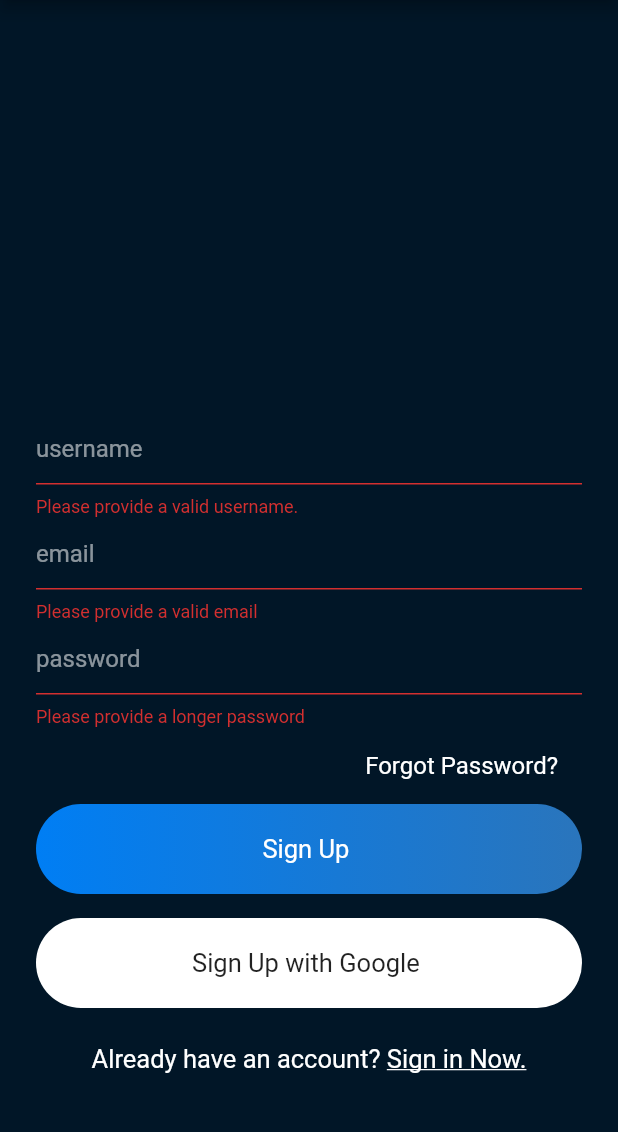
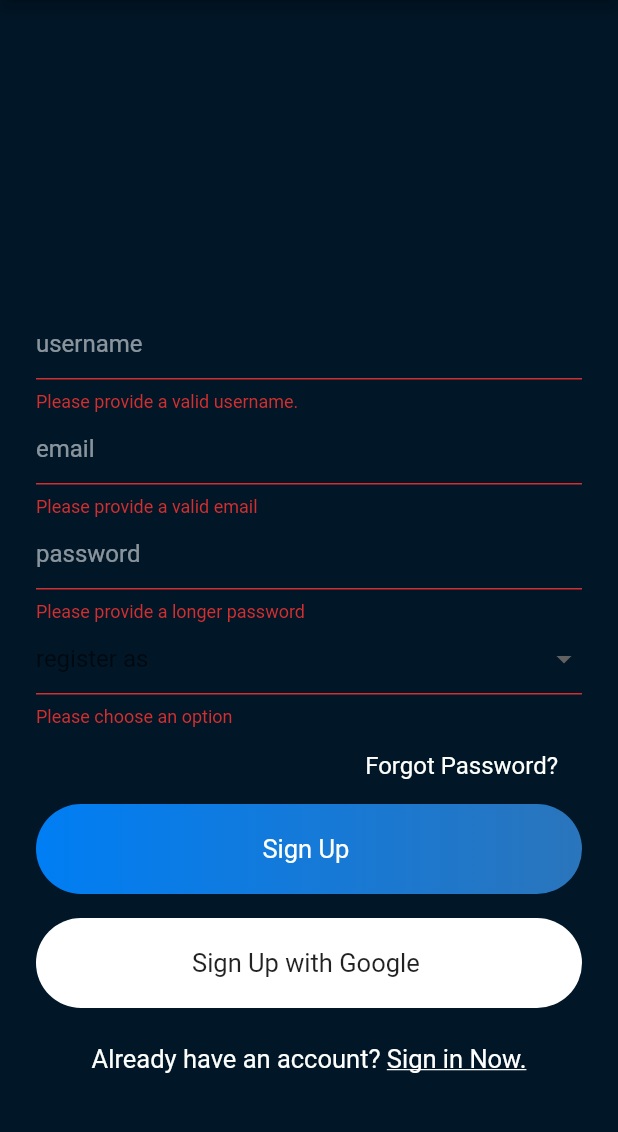
Before and after one commit to TealeM/AccessGranted, a Flutter app: the SignUp screen opened directly with empty values, after a tap on "Sign Up", on a phone screen of 412 x 824 dp, the part 84-1216 px from its top. Run offline on Flutter 3.47's test engine with Material 2 defaults, Android fonts, the phone set to English and light mode, and no system bars; our stand-ins replace cloud_firestore, firebase_auth, firebase_core, shared_preferences; accounts and stored records are empty.

Commit message:
user type discrimination added

```diff
--- a/lib/helper/constants.dart
+++ b/lib/helper/constants.dart
@@ -1,6 +1,9 @@
 class Constants{
 
   static String myName = "";
+
+  static const String NORMAL_USER = "tester";
+  static const String DEV_USER = "developer";
 
   //contains all colors for the app.
   static final Map colors = {
--- a/lib/main.dart
+++ b/lib/main.dart
@@ -48,7 +48,7 @@ class _MyAppState extends State<MyApp> {
         scaffoldBackgroundColor: Color(Constants.colors['black']),
         primarySwatch: Colors.blue,
       ),
-      //home: UserProfile()
+       //home: UserProfile()
       home: Authenticate(),
       //home: userIsLoggedIn ? ChatRoomScreen() : Authenticate(),
 
--- a/lib/views/signin.dart
+++ b/lib/views/signin.dart
@@ -45,6 +45,7 @@ class _SignInState extends State<SignIn> {
 
         HelperFunctions.saveUserLoggedInSharedPreference(true);
         HelperFunctions.saveUserNameSharedPreference(snapshotUserInfo.docs[0].data()["name"]); //this doesn't get executed<=====
+        HelperFunctions.saveUserTypeSharedPreference(snapshotUserInfo.docs[0].data()["userType"]);
         HelperFunctions.saveUserEmailSharedPreference(emailTextEditingController.text);
 
         Navigator.pushReplacement(context, MaterialPageRoute(
--- a/lib/views/signup.dart
+++ b/lib/views/signup.dart
@@ -1,3 +1,4 @@
+import 'package:access_granted/helper/constants.dart';
 import 'package:access_granted/helper/helperfunctions.dart';
 import 'package:access_granted/services/auth.dart';
 import 'package:access_granted/services/database.dart';
@@ -26,18 +27,20 @@ class _SignUpState extends State<SignUp> {
   TextEditingController userNameTextEditingController = new TextEditingController();
   TextEditingController emailTextEditingController = new TextEditingController();
   TextEditingController passwordTextEditingController = new TextEditingController();
+  String selectedUserType;
 
   signMeUp(){
     if(formKey.currentState.validate()){
 
       Map<String, String> userInfoMap = {
         "name" : userNameTextEditingController.text,
-        "email" :emailTextEditingController.text
+        "email" : emailTextEditingController.text,
+        "userType": selectedUserType
       };
 
       HelperFunctions.saveUserEmailSharedPreference(emailTextEditingController.text);
       HelperFunctions.saveUserNameSharedPreference(userNameTextEditingController.text);
-
+      HelperFunctions.saveUserTypeSharedPreference(selectedUserType);
 
       setState(() {
         isLoading = true;
@@ -102,6 +105,23 @@ class _SignUpState extends State<SignUp> {
                           controller: passwordTextEditingController,
                           style: simpleTextStyle(),
                           decoration: textFieldInputDecoration("password"),
+                        ),
+                        DropdownButtonFormField(
+                          validator: (val){
+                            return val == null ?  "Please choose an option" : null;
+                          },
+                          items: [Constants.NORMAL_USER, Constants.DEV_USER].map((userType) => DropdownMenuItem(
+                            child: Text(userType.toString()),
+                            value: userType,
+                          )).toList(),
+                          style: simpleTextStyle(),
+                          decoration: textFieldInputDecoration("register as"),
+                          dropdownColor: Color(Constants.colors['lessBlack']),
+                          onChanged: (val) {
+                            setState(() {
+                              selectedUserType = val;
+                            });
+                          },
                         ),
                       ],
                     ),
--- a/lib/widgets/widget.dart
+++ b/lib/widgets/widget.dart
@@ -1,4 +1,5 @@
 import 'package:flutter/material.dart';
+import 'package:access_granted/helper/constants.dart';
 
 Widget appBarMain(BuildContext context) {
   return AppBar(title: Image.asset("assets/images/logo.png",
@@ -15,24 +16,24 @@ InputDecoration textFieldInputDecoration(String hintText){
           color: Colors.white54
       ),
       focusedBorder: UnderlineInputBorder(
-        borderSide: BorderSide(color: Colors.white),
+        borderSide: BorderSide(color: Color(Constants.colors['white'])),
       ),
       enabledBorder: UnderlineInputBorder(
-          borderSide: BorderSide(color: Colors.white)
+          borderSide: BorderSide(color: Color(Constants.colors['white']))
       )
   );
 }
 
 TextStyle simpleTextStyle(){
   return TextStyle(
-    color: Colors.white,
+    color: Color(Constants.colors['white']),
     fontSize: 16
   );
 }
 
 TextStyle mediumTextStyle(){
   return TextStyle(
-  color: Colors.white,
+  color: Color(Constants.colors['white']),
   fontSize: 17
   );
 }
```
Also changed, not shown: lib/helper/helperfunctions.dart (+11 -0 lines).
